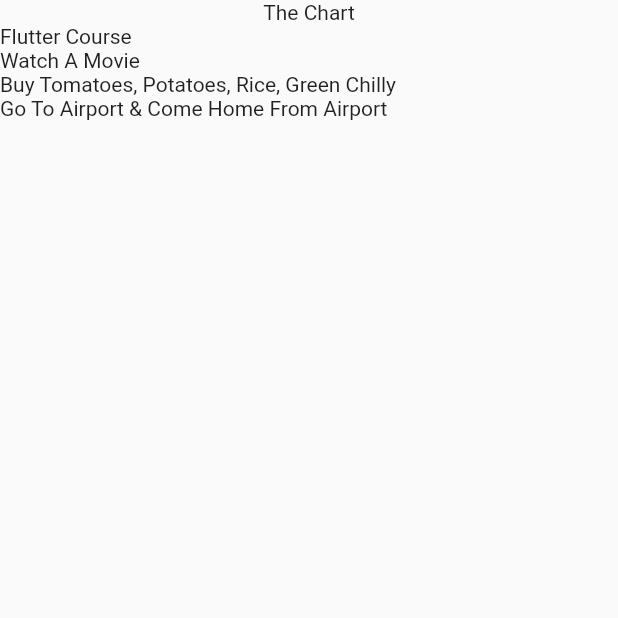
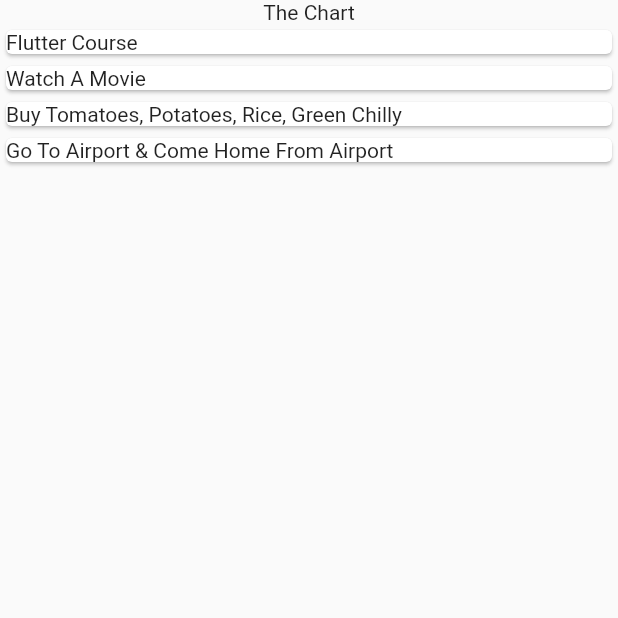
Before and after one commit to underflow3d/Expense-Tracker, a Flutter app: the screen it shows after launch, on a phone screen of 412 x 824 dp, the top half of it. Run offline on Flutter 3.47's test engine with Material 2 defaults, Android fonts, the phone set to English and light mode, and no system bars.

Commit message:
Created Expense Item File

```diff
--- a/lib/widgets/expenses_list/expenses_item.dart
+++ b/lib/widgets/expenses_list/expenses_item.dart
@@ -0,0 +1,15 @@
+import 'package:flutter/material.dart';
+import 'package:expense_tracker/model/expense.dart';
+
+class ExpensesItem extends StatelessWidget {
+  const ExpensesItem(this.expense, {super.key});
+
+  final Expense expense;
+
+  @override
+  Widget build(BuildContext context) {
+    return Card(
+      child: Text(expense.title),
+    );
+  }
+}
--- a/lib/widgets/expenses_list/expenses_list.dart
+++ b/lib/widgets/expenses_list/expenses_list.dart
@@ -1,4 +1,5 @@
 import 'package:expense_tracker/model/expense.dart';
+import 'package:expense_tracker/widgets/expenses_list/expenses_item.dart';
 import 'package:flutter/material.dart';
 
 class ExpensesList extends StatelessWidget {
@@ -11,7 +12,7 @@ class ExpensesList extends StatelessWidget {
     return ListView.builder(
       itemCount: expenses.length,
       itemBuilder: (context, index) {
-        return Text(expenses[index].title);
+        return ExpensesItem(expenses[index]);
       },
     );
   }
```
